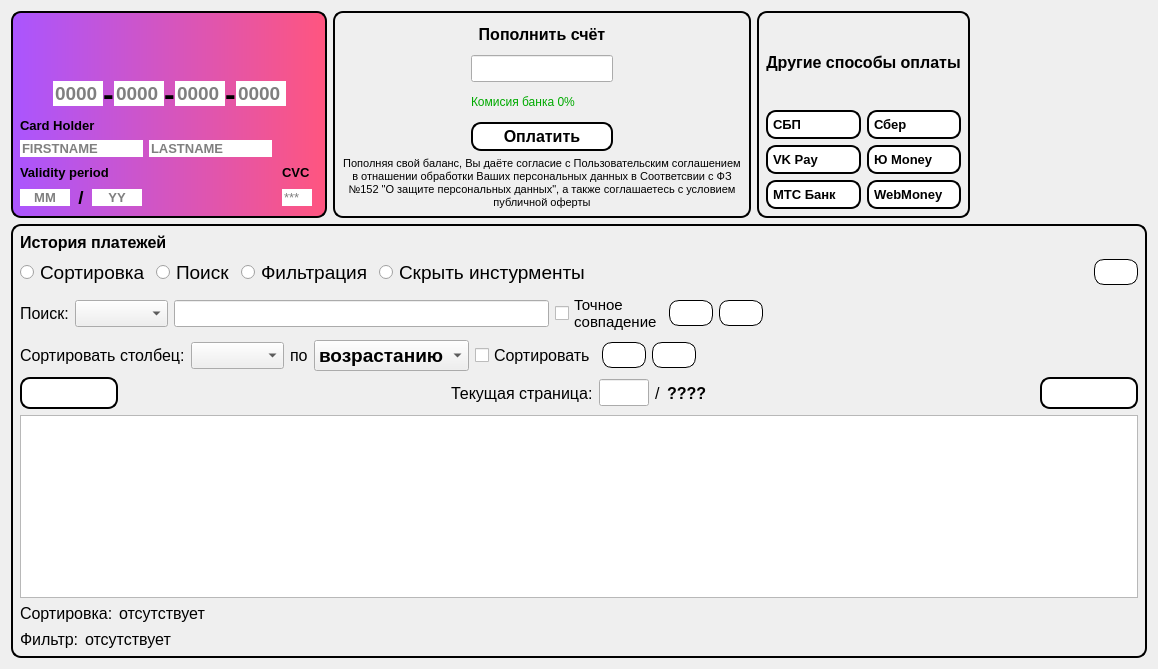
This is Gui/TabWidgets/Player/playerpayments.ui in MyEdit/Casino_Client as Qt 5 draws it before an edit. The edited form follows.
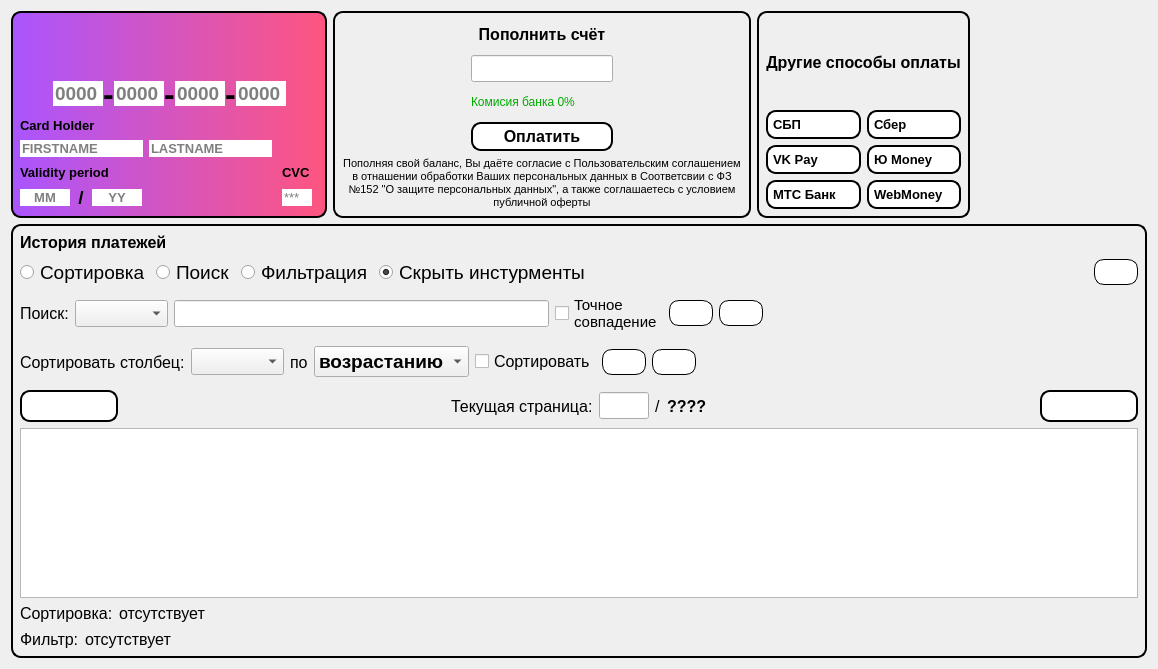
This is the edited form. Icons and pictures are not drawn.

What changed in the file:
```diff
--- a/Gui/TabWidgets/Player/playerpayments.ui
+++ b/Gui/TabWidgets/Player/playerpayments.ui
@@ -1188,6 +1188,9 @@
           <property name="text">
            <string>Скрыть инстурменты</string>
           </property>
+          <property name="checked">
+           <bool>true</bool>
+          </property>
          </widget>
         </item>
         <item>
@@ -1380,6 +1383,12 @@
        <layout class="QHBoxLayout" name="horizontalLayout_8">
         <item>
          <widget class="QLabel" name="label_19">
+          <property name="minimumSize">
+           <size>
+            <width>0</width>
+            <height>44</height>
+           </size>
+          </property>
           <property name="font">
            <font>
             <family>Segoe UI</family>
```
Left out of the diff: 21 changed lines with no effect on the pictures.
